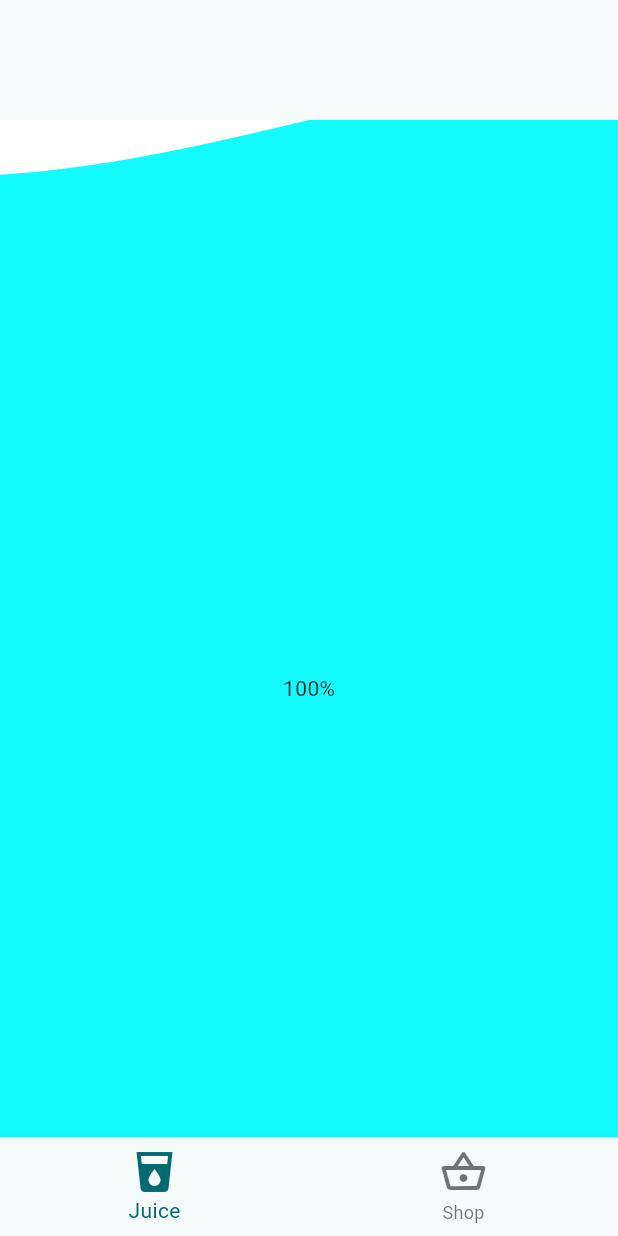
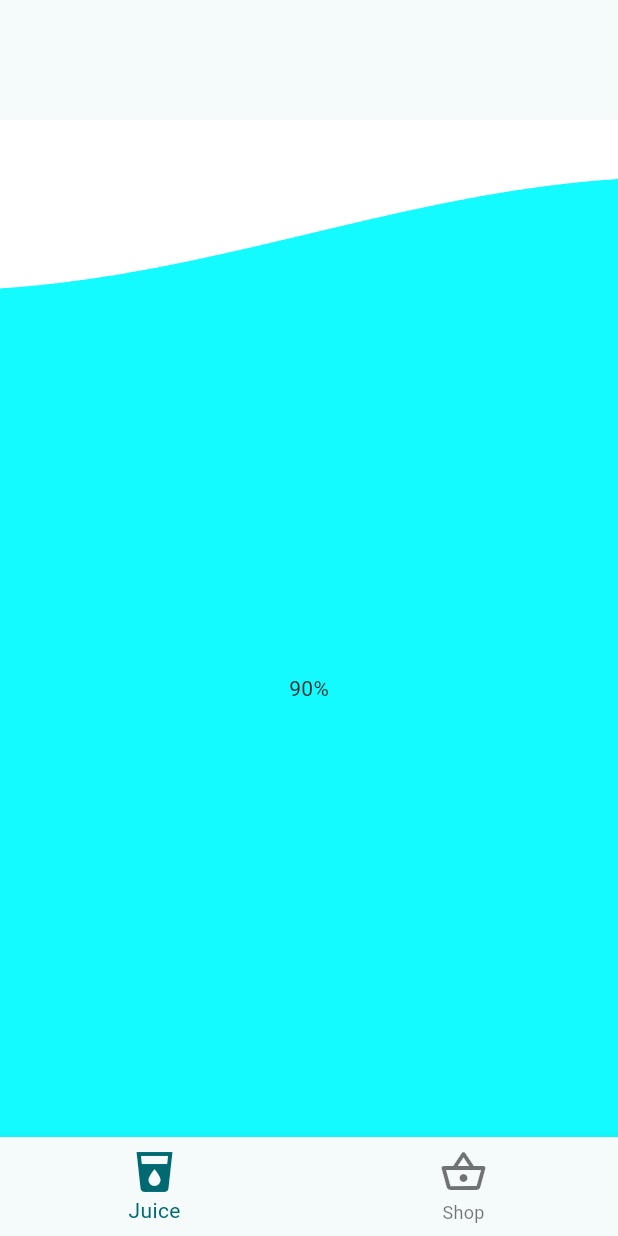
Before and after one commit to Jkwashu/Juice-Drinker, a Flutter app: the screen it shows after launch, on a phone screen of 412 x 824 dp. Run offline on Flutter 3.47's test engine with Material 3 defaults, Android fonts, the phone set to English and light mode, and no system bars; our stand-ins replace liquid_progress_indicator_v2, sensors_plus.

Commit message:
Bug Fixes
-It fills at 90% instead of 100%
-Filled in weird gaps that happened when the juice was rotated upside down

```diff
--- a/juice_drinker/lib/pages/juice_page.dart
+++ b/juice_drinker/lib/pages/juice_page.dart
@@ -14,25 +14,23 @@ class JuicePage extends StatefulWidget {
 }
 
 class _JuicePageState extends State<JuicePage> {
-  double drinkHeight = 1;
+  double drinkHeight = 0.9;
 
   StreamSubscription<MagnetometerEvent>? _magnetometerSubscription;
   StreamSubscription<AccelerometerEvent>? _accelerometerSubscription;
   StreamSubscription<GyroscopeEvent>? _gyroscopeSubscription;
 
-  // Sensor readings
   MagnetometerEvent? _magnetometerEvent;
   AccelerometerEvent? _accelerometerEvent;
   GyroscopeEvent? _gyroscopeEvent;
 
-  double _yawDegrees = 0.0; // Yaw angle in degrees
+  double _yawDegrees = 0.0;
 
   Timer? _drinkTimer;
 
-  // Shake detection variables
   DateTime? _lastShake;
-  final _shakeThreshold = 4.0; // Adjust this value to change shake sensitivity
-  final _shakeInterval = Duration(milliseconds: 500); // Minimum time between shakes
+  final _shakeThreshold = 4.0; //rad/s
+  final _shakeInterval = Duration(milliseconds: 500); //minimum time between shakes
 
   bool get isEmpty => drinkHeight <= 0;
 
@@ -66,9 +64,8 @@ class _JuicePageState extends State<JuicePage> {
         });
       },
     );
-
-    // Start a timer to update the drink height
-    _drinkTimer = Timer.periodic(Duration(milliseconds: 100), (timer) {
+    //keep this at 50 (how smooth the liquid goes down  )
+     _drinkTimer = Timer.periodic(Duration(milliseconds: 50), (timer) {
       _updateDrinkHeight();
     });
   }
@@ -115,7 +112,7 @@ class _JuicePageState extends State<JuicePage> {
   void _updateDrinkHeight() {
     if (_yawDegrees >= 90 && _yawDegrees <= 270) {
       setState(() {
-        // Decrease the height slowly
+        //how fast the drink goes down
         drinkHeight = max(0, drinkHeight - 0.005);
       });
     }
@@ -142,7 +139,7 @@ class _JuicePageState extends State<JuicePage> {
 
   void _refillJuice() {
     setState(() {
-      drinkHeight = 1.0; // Refill the juice
+      drinkHeight = 0.9;
     });
   }
 
--- a/juice_drinker/lib/widgets/juice_widget.dart
+++ b/juice_drinker/lib/widgets/juice_widget.dart
@@ -1,6 +1,7 @@
 import 'package:flutter/material.dart';
 import 'package:juice_drinker/objects/juice.dart';
 import 'package:liquid_progress_indicator_v2/liquid_progress_indicator.dart';
+import 'dart:math';
 
 class JuiceWidget extends StatelessWidget {
   final Juice juice;
@@ -18,12 +19,15 @@ class JuiceWidget extends StatelessWidget {
 
   @override
 Widget build(BuildContext context) {
+  final adjustedVerticalOffset =
+      verticalOffset * cos(rotation * (pi / 180));
+
   return LayoutBuilder(
     builder: (context, constraints) {
       return Transform.translate(
-          offset: Offset(0, verticalOffset),
+        offset: Offset(0, adjustedVerticalOffset),
         child: Transform.rotate(
-            angle: rotation * (3.14159 / 180),
+          angle: rotation * (pi / 180),
           child: OverflowBox(
             maxWidth: double.infinity,
             child: SizedBox(
```
Lines whose indentation alone changed are shown as unchanged.
